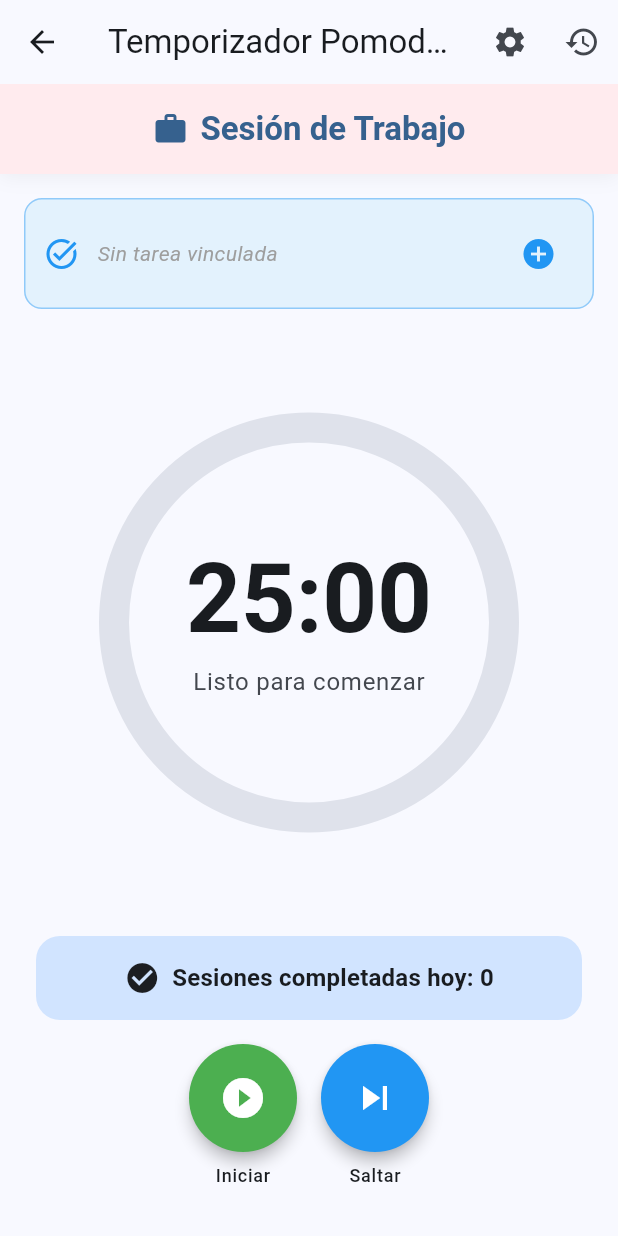
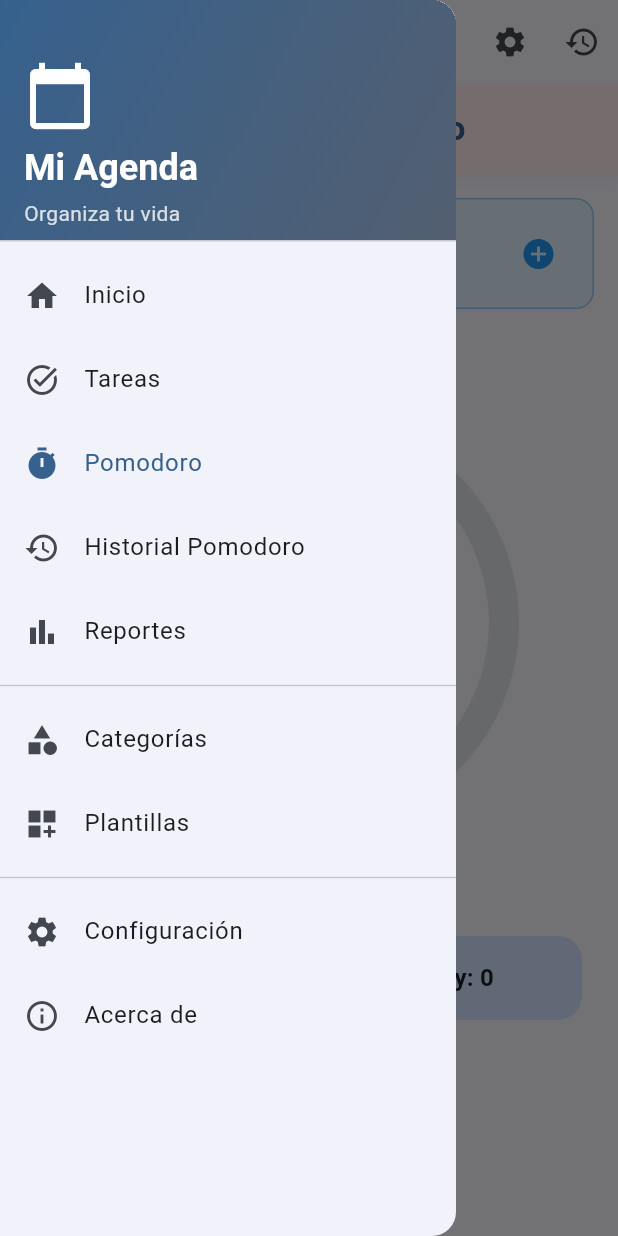
Before and after one commit to davidmanueldev/mi-agenda-flutter, a Flutter app: the PomodoroScreen screen opened directly, with the side drawer open (before the commit the screen has no drawer), on a phone screen of 412 x 824 dp. Run offline on Flutter 3.47's test engine with Material 3 defaults, Android fonts, the phone set to English and light mode, and no system bars; our stand-ins replace cloud_firestore, connectivity_plus, firebase_auth, firebase_core, fl_chart, flutter_local_notifications and 6 more; accounts and stored records are empty; network calls fail.

Commit message:
basic refactor

```diff
--- a/lib/controllers/category_controller.dart
+++ b/lib/controllers/category_controller.dart
@@ -129,8 +129,4 @@ class CategoryController with ChangeNotifier {
     _errorMessage = null;
   }
 
-  @override
-  void dispose() {
-    super.dispose();
-  }
 }
--- a/lib/views/add_edit_task_screen.dart
+++ b/lib/views/add_edit_task_screen.dart
@@ -38,7 +38,7 @@ class _AddEditTaskScreenState extends State<AddEditTaskScreen> {
     if (widget.taskId != null) {
       // Editar tarea existente
       final controller = context.read<TaskController>();
-      final task = await controller.getTaskById(widget.taskId!);
+      final task = controller.getTaskById(widget.taskId!);
 
       if (task != null) {
         setState(() {
--- a/lib/views/list_categories_screen.dart
+++ b/lib/views/list_categories_screen.dart
@@ -2,6 +2,7 @@ import 'package:flutter/material.dart';
 import 'package:provider/provider.dart';
 import '../controllers/category_controller.dart';
 import '../models/category.dart';
+import '../widgets/app_drawer.dart';
 
 /// Pantalla de gestión de categorías
 /// Permite visualizar, crear, editar y eliminar categorías
@@ -38,6 +39,7 @@ class ListCategoriesScreen extends StatelessWidget {
           ),
         ],
       ),
+      drawer: const AppDrawer(currentRoute: 'categories'),
       body: Consumer<CategoryController>(
         builder: (context, controller, child) {
           if (controller.errorMessage != null) {
--- a/lib/views/pomodoro_history_screen.dart
+++ b/lib/views/pomodoro_history_screen.dart
@@ -2,6 +2,7 @@ import 'package:flutter/material.dart';
 import 'package:provider/provider.dart';
 import '../controllers/pomodoro_controller.dart';
 import '../models/pomodoro_session.dart';
+import '../widgets/app_drawer.dart';
 
 /// Pantalla de historial de sesiones Pomodoro
 class PomodoroHistoryScreen extends StatefulWidget {
@@ -44,6 +45,7 @@ class _PomodoroHistoryScreenState extends State<PomodoroHistoryScreen> {
           ),
         ],
       ),
+      drawer: const AppDrawer(currentRoute: 'pomodoro_history'),
       body: Consumer<PomodoroController>(
         builder: (context, controller, _) {
           if (controller.isLoading) {
--- a/lib/views/pomodoro_screen.dart
+++ b/lib/views/pomodoro_screen.dart
@@ -5,6 +5,7 @@ import '../controllers/pomodoro_controller.dart';
 import '../controllers/task_controller.dart';
 import '../models/pomodoro_session.dart';
 import '../models/task.dart';
+import '../widgets/app_drawer.dart';
 import 'pomodoro_history_screen.dart';
 
 /// Pantalla del temporizador Pomodoro
@@ -37,6 +38,7 @@ class PomodoroScreen extends StatelessWidget {
           ),
         ],
       ),
+      drawer: const AppDrawer(currentRoute: 'pomodoro'),
       body: Consumer<PomodoroController>(
         builder: (context, controller, child) {
           return Column(
@@ -403,7 +405,7 @@ class PomodoroScreen extends StatelessWidget {
             size: const Size(280, 280),
             painter: _CircularTimerPainter(
               progress: progress,
-              backgroundColor: theme.colorScheme.surfaceVariant,
+              backgroundColor: theme.colorScheme.surfaceContainerHighest,
               progressColor: _getColorForSessionType(controller.currentSessionType),
             ),
           ),
--- a/lib/views/reports_screen.dart
+++ b/lib/views/reports_screen.dart
@@ -6,6 +6,7 @@ import '../controllers/task_controller.dart';
 import '../models/pomodoro_session.dart';
 import '../models/task.dart';
 import '../models/category.dart' as model;
+import '../widgets/app_drawer.dart';
 
 /// Pantalla de reportes visuales con gráficas
 class ReportsScreen extends StatefulWidget {
@@ -62,6 +63,7 @@ class _ReportsScreenState extends State<ReportsScreen> with SingleTickerProvider
           ),
         ],
       ),
+      drawer: const AppDrawer(currentRoute: 'reports'),
       body: TabBarView(
         controller: _tabController,
         children: [
@@ -360,7 +362,7 @@ class _ReportsScreenState extends State<ReportsScreen> with SingleTickerProvider
                     ],
                   ),
                 );
-              }).toList(),
+              }),
             ],
           ),
         );
--- a/lib/views/task_list_screen.dart
+++ b/lib/views/task_list_screen.dart
@@ -3,6 +3,7 @@ import 'package:provider/provider.dart';
 import '../controllers/task_controller.dart';
 import '../models/task.dart';
 import '../models/category.dart' as model;
+import '../widgets/app_drawer.dart';
 import 'add_edit_task_screen.dart';
 import 'task_detail_screen.dart';
 import 'templates_screen.dart';
@@ -61,6 +62,7 @@ class _TaskListScreenState extends State<TaskListScreen> {
           ),
         ],
       ),
+      drawer: const AppDrawer(currentRoute: 'tasks'),
       body: Column(
         children: [
           // Barra de búsqueda
--- a/lib/views/templates_screen.dart
+++ b/lib/views/templates_screen.dart
@@ -5,6 +5,7 @@ import '../controllers/task_controller.dart';
 import '../models/task_template.dart';
 import '../models/task.dart';
 import '../utils/security_utils.dart';
+import '../widgets/app_drawer.dart';
 
 /// Pantalla de gestión de plantillas de tareas
 class TemplatesScreen extends StatelessWidget {
@@ -23,6 +24,7 @@ class TemplatesScreen extends StatelessWidget {
           ),
         ],
       ),
+      drawer: const AppDrawer(currentRoute: 'templates'),
       body: Consumer<TemplateController>(
         builder: (context, controller, child) {
           if (controller.isLoading) {
@@ -555,7 +557,7 @@ class _TemplateDialogState extends State<_TemplateDialog> {
                   }
 
                   return DropdownButtonFormField<String>(
-                    value: _selectedCategory,
+                    initialValue: _selectedCategory,
                     decoration: const InputDecoration(
                       labelText: 'Categoría',
                       prefixIcon: Icon(Icons.category),
@@ -594,7 +596,7 @@ class _TemplateDialogState extends State<_TemplateDialog> {
 
               // Prioridad
               DropdownButtonFormField<TaskPriority>(
-                value: _selectedPriority,
+                initialValue: _selectedPriority,
                 decoration: const InputDecoration(
                   labelText: 'Prioridad',
                   prefixIcon: Icon(Icons.flag),
--- /dev/null
+++ b/lib/widgets/app_drawer.dart
@@ -0,0 +1,213 @@
+import 'package:flutter/material.dart';
+import '../views/home_screen.dart';
+import '../views/list_categories_screen.dart';
+import '../views/task_list_screen.dart';
+import '../views/templates_screen.dart';
+import '../views/pomodoro_screen.dart';
+import '../views/pomodoro_history_screen.dart';
+import '../views/reports_screen.dart';
+
+/// Drawer compartido de la aplicación
+/// Accesible desde todas las pantallas principales
+class AppDrawer extends StatelessWidget {
+  final String? currentRoute;
+
+  const AppDrawer({
+    super.key,
+    this.currentRoute,
+  });
+
+  @override
+  Widget build(BuildContext context) {
+    final theme = Theme.of(context);
+    final colorScheme = theme.colorScheme;
+
+    return Drawer(
+      child: ListView(
+        padding: EdgeInsets.zero,
+        children: [
+          // Header del drawer con gradiente
+          DrawerHeader(
+            decoration: BoxDecoration(
+              gradient: LinearGradient(
+                begin: Alignment.topLeft,
+                end: Alignment.bottomRight,
+                colors: [
+                  colorScheme.primary,
+                  colorScheme.secondary,
+                ],
+              ),
+            ),
+            child: Column(
+              crossAxisAlignment: CrossAxisAlignment.start,
+              mainAxisAlignment: MainAxisAlignment.end,
+              children: [
+                Icon(
+                  Icons.calendar_today,
+                  size: 48,
+                  color: colorScheme.onPrimary,
+                ),
+                const SizedBox(height: 8),
+                Text(
+                  'Mi Agenda',
+                  style: theme.textTheme.headlineSmall?.copyWith(
+                    color: colorScheme.onPrimary,
+                    fontWeight: FontWeight.bold,
+                  ),
+                ),
+                const SizedBox(height: 4),
+                Text(
+                  'Organiza tu vida',
+                  style: theme.textTheme.bodyMedium?.copyWith(
+                    color: colorScheme.onPrimary.withOpacity(0.8),
+                  ),
+                ),
+              ],
+            ),
+          ),
+
+          // Navegación principal
+          _buildDrawerTile(
+            context,
+            icon: Icons.home,
+            title: 'Inicio',
+            route: 'home',
+            onTap: () => _navigateToHome(context),
+          ),
+          _buildDrawerTile(
+            context,
+            icon: Icons.task_alt,
+            title: 'Tareas',
+            route: 'tasks',
+            onTap: () => _navigateTo(context, const TaskListScreen()),
+          ),
+          _buildDrawerTile(
+            context,
+            icon: Icons.timer,
+            title: 'Pomodoro',
+            route: 'pomodoro',
+            onTap: () => _navigateTo(context, const PomodoroScreen()),
+          ),
+          _buildDrawerTile(
+            context,
+            icon: Icons.history,
+            title: 'Historial Pomodoro',
+            route: 'pomodoro_history',
+            onTap: () => _navigateTo(context, const PomodoroHistoryScreen()),
+          ),
+          _buildDrawerTile(
+            context,
+            icon: Icons.bar_chart,
+            title: 'Reportes',
+            route: 'reports',
+            onTap: () => _navigateTo(context, const ReportsScreen()),
+          ),
+
+          const Divider(),
+
+          // Configuración y gestión
+          _buildDrawerTile(
+            context,
+            icon: Icons.category,
+            title: 'Categorías',
+            route: 'categories',
+            onTap: () => _navigateTo(context, const ListCategoriesScreen()),
+          ),
+          _buildDrawerTile(
+            context,
+            icon: Icons.dashboard_customize,
+            title: 'Plantillas',
+            route: 'templates',
+            onTap: () => _navigateTo(context, const TemplatesScreen()),
+          ),
+
+          const Divider(),
+
+          // Configuración
+          ListTile(
+            leading: const Icon(Icons.settings),
+            title: const Text('Configuración'),
+            onTap: () {
+              Navigator.pop(context);
+              ScaffoldMessenger.of(context).showSnackBar(
+                const SnackBar(
+                  content: Text('Configuración - Próximamente'),
+                  duration: Duration(seconds: 2),
+                ),
+              );
+            },
+          ),
+          ListTile(
+            leading: const Icon(Icons.info_outline),
+            title: const Text('Acerca de'),
+            onTap: () {
+              Navigator.pop(context);
+              _showAboutDialog(context);
+            },
+          ),
+        ],
+      ),
+    );
+  }
+
+  /// Construir tile del drawer con selección visual
+  Widget _buildDrawerTile(
+    BuildContext context, {
+    required IconData icon,
+    required String title,
+    required String route,
+    required VoidCallback onTap,
+  }) {
+    final isSelected = currentRoute == route;
+
+    return ListTile(
+      leading: Icon(icon),
+      title: Text(title),
+      selected: isSelected,
+      onTap: isSelected ? () => Navigator.pop(context) : onTap,
+    );
+  }
+
+  /// Navegar a otra pantalla
+  void _navigateTo(BuildContext context, Widget screen) {
+    Navigator.pop(context); // Cerrar drawer
+    // Verificar si ya estamos en esa pantalla
+    Navigator.pushReplacement(
+      context,
+      MaterialPageRoute(builder: (context) => screen),
+    );
+  }
+
+  /// Navegar al inicio
+  void _navigateToHome(BuildContext context) {
+    Navigator.pop(context); // Cerrar drawer
+    // Navegar al inicio, limpiando el stack
+    Navigator.pushAndRemoveUntil(
+      context,
+      MaterialPageRoute(builder: (context) => const HomeScreen()),
+      (route) => false,
+    );
+  }
+
+  /// Mostrar diálogo "Acerca de"
+  void _showAboutDialog(BuildContext context) {
+    showAboutDialog(
+      context: context,
+      applicationName: 'Mi Agenda',
+      applicationVersion: '1.0.0',
+      applicationIcon: const Icon(
+        Icons.calendar_today,
+        size: 48,
+      ),
+      children: [
+        const Text(
+          'Una aplicación de gestión de eventos y tareas con sincronización en la nube.',
+        ),
+        const SizedBox(height: 16),
+        const Text(
+          'Desarrollado con Flutter y Firebase.',
+        ),
+      ],
+    );
+  }
+}
```
Also changed, not shown: lib/services/database_service.dart (+11 -0 lines), lib/services/database_service_hybrid_v2.dart (+11 -0 lines), lib/views/home_screen.dart (+6 -178 lines).
